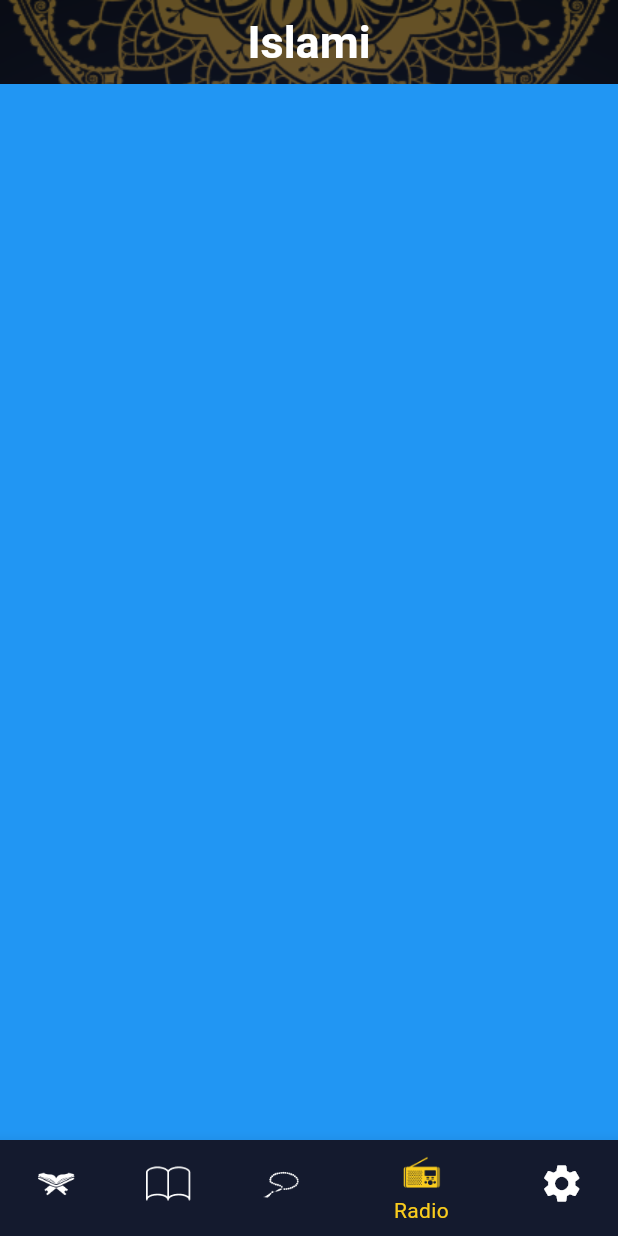
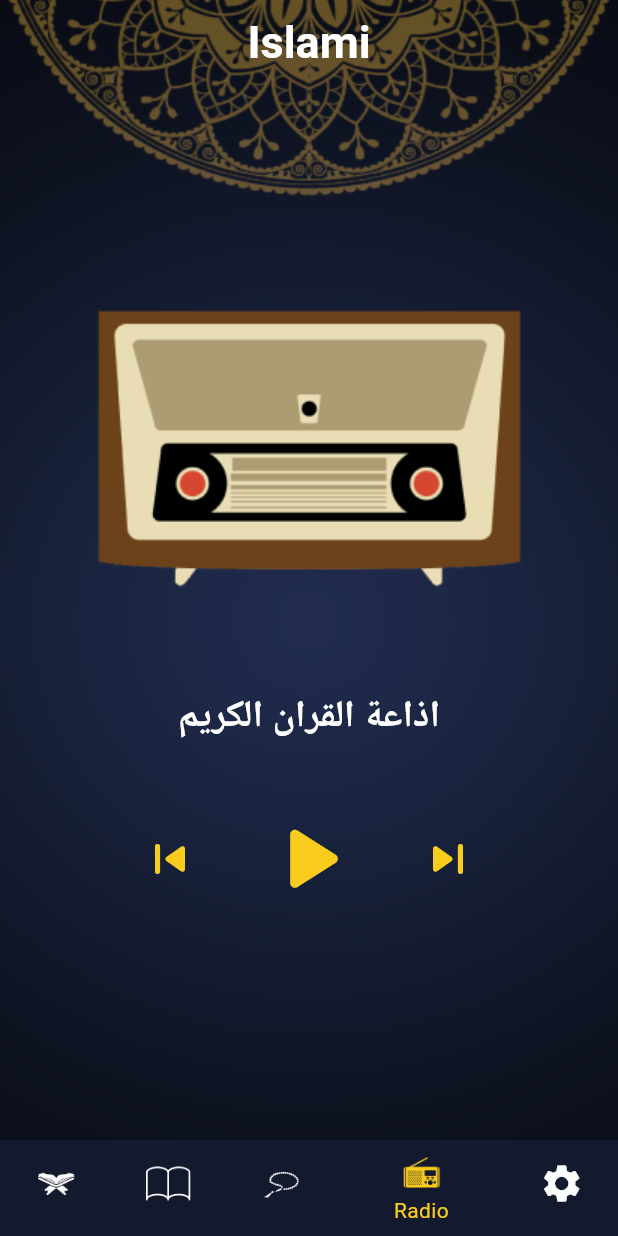
Before and after one commit to amrR070/islami-app, a Flutter app: the screen it shows after launch, item 4 of the bottom bar chosen, on a phone screen of 412 x 824 dp. Run offline on Flutter 3.47's test engine with Material 3 defaults, Android fonts, the phone set to English and light mode, and no system bars; our stand-ins replace shared_preferences; generated files the repository leaves out were written again.

Commit message:
+finish design radio tab

```diff
--- a/lib/Aheadeth_Details/ahadeth_details.dart
+++ b/lib/Aheadeth_Details/ahadeth_details.dart
@@ -30,7 +30,11 @@ class AhadethDetails extends StatelessWidget {
             Expanded(
               child: Card(
                 child: SingleChildScrollView(
-                    child: Text(args.content, style:Theme.of(context).textTheme.bodyMedium,)),
+                    child: Text(
+                      args.content,
+                      style:Theme.of(context).textTheme.bodyMedium,
+                      textDirection: TextDirection.rtl,
+                    )),
               ),
             ),
           ],
--- a/lib/home/tabs/RadioTab.dart
+++ b/lib/home/tabs/RadioTab.dart
@@ -7,8 +7,59 @@ class RadioTab extends StatelessWidget {
 
   @override
   Widget build(BuildContext context) {
-    return Container(
-      color: Colors.blue,
+    double width = MediaQuery.of(context).size.width;
+    double height = MediaQuery.of(context).size.height;
+    return Center(
+      child: Column(
+        children: [
+          SizedBox(
+            height: height * 0.16,
+          ),
+          Image.asset("assets/images/radio.png"),
+          SizedBox(
+            height: height * 0.06,
+          ),
+          Text("اذاعة القران الكريم",
+            style: Theme.of(context).textTheme.titleMedium,
+          ),
+
+          Row(
+            mainAxisAlignment: MainAxisAlignment.center,
+            children: [
+              SizedBox(
+                height: height * 0.18,
+                width: width * 0.15,
+                child: IconButton(onPressed: () {}, icon:Icon(
+                  Icons.skip_previous_rounded,
+                  color: Theme.of(context).colorScheme.tertiary,
+                  size: 40,
+                ) ),
+              ),
+
+              SizedBox(
+                height: height * 0.18,
+                width: width * 0.30,
+                child: IconButton(onPressed: () {}, icon:Icon(
+                  Icons.play_arrow_rounded,
+                  color: Theme.of(context).colorScheme.tertiary,
+                  size: 75,
+                ) ),
+              ),
+
+              SizedBox(
+                height: height * 0.18,
+                width: width * 0.15,
+                child: IconButton(onPressed: () {}, icon:Icon(
+                  Icons.skip_next_rounded,
+                  color: Theme.of(context).colorScheme.tertiary,
+                  size: 40,
+                ) ),
+              ),
+
+            ],
+          )
+        ],
+      ),
     );
   }
 }
--- a/lib/home/tabs/SebhaTab.dart
+++ b/lib/home/tabs/SebhaTab.dart
@@ -42,7 +42,7 @@ class _SebhaTabState extends State<SebhaTab> {
                 child: Image.asset(
                     settingsProviders.themeMode == ThemeMode.dark
                     ?"assets/images/head of seb7a dark.png"
-                    :"assets/images/head of seb7a.png"),
+                    :"assets/images/head of seb7a.png",),
               ),
               Padding(
                 padding: EdgeInsets.only(
@@ -56,7 +56,9 @@ class _SebhaTabState extends State<SebhaTab> {
                     angle: angle,
                     child: Image.asset(settingsProviders.themeMode == ThemeMode.dark
                         ?"assets/images/body of seb7a dark.png"
-                        :"assets/images/body of seb7a.png"),
+                        :"assets/images/body of seb7a.png",
+                      height: height * 0.35,
+                    ),
                   ),
                 ),
               ),
```
Also changed, not shown: assets/images/radio.png (added).
